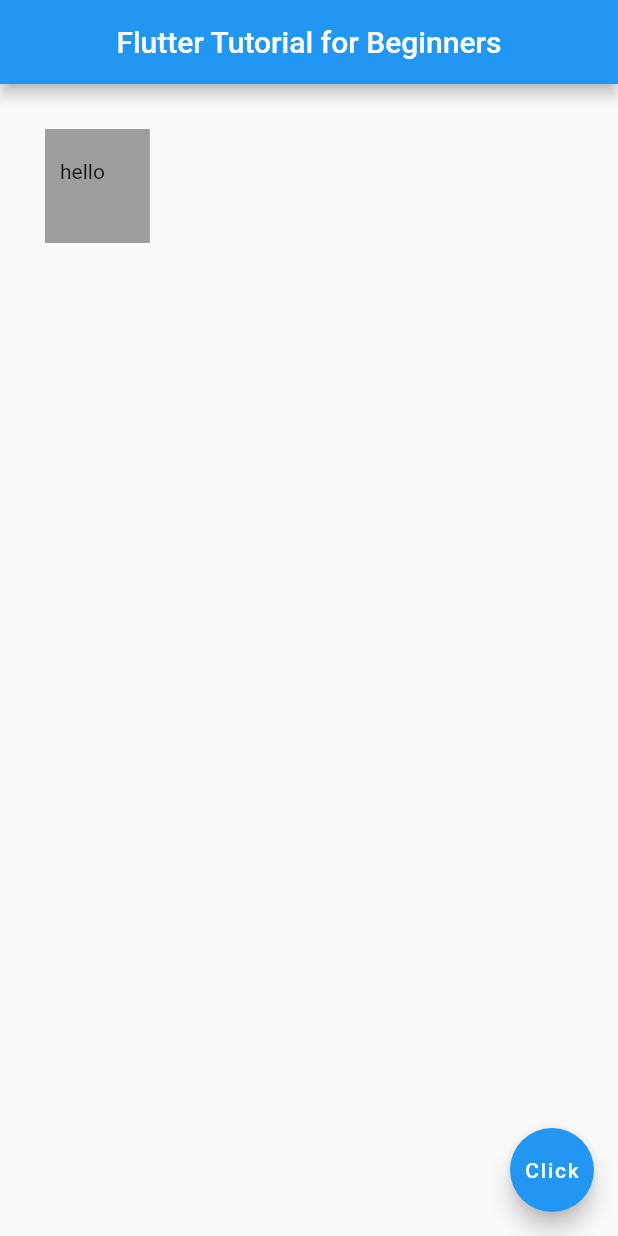
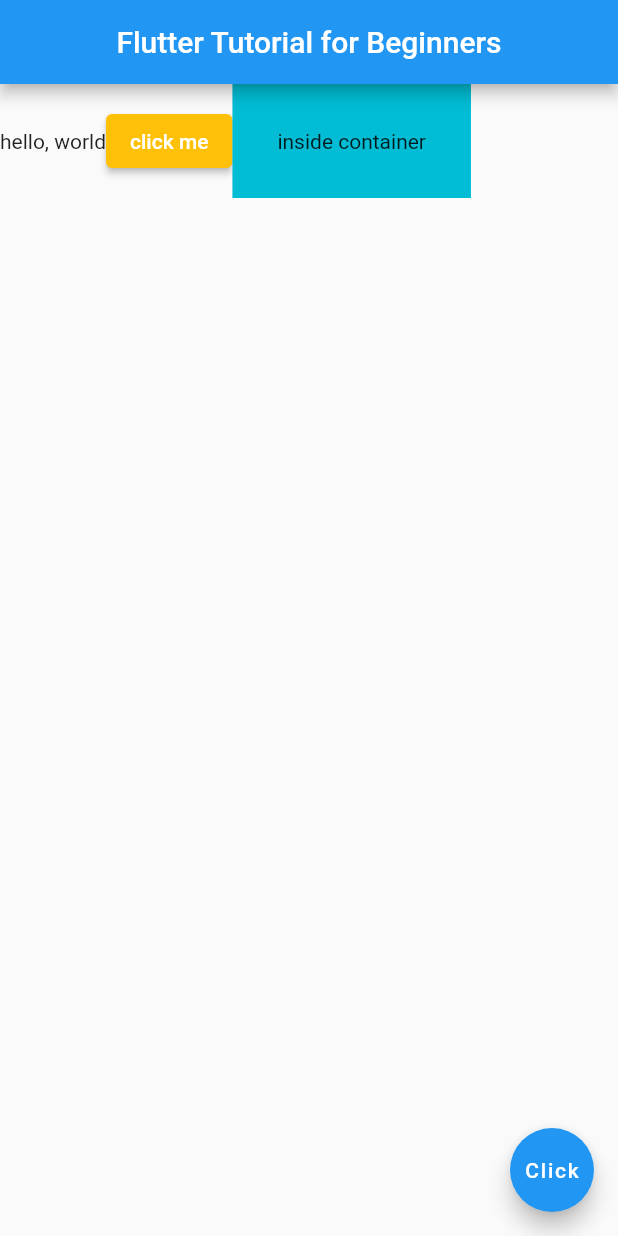
Before and after one commit to ChrisWongAtCUHK/flutter_tutorial_for_beginners, a Flutter app: the screen it shows after launch, on a phone screen of 412 x 824 dp. Run offline on Flutter 3.47's test engine with Material 2 defaults, Android fonts, the phone set to English and light mode, and no system bars.

Commit message:
Flutter Tutorial for Beginners #10 - Containers & Padding

```diff
--- a/lib/main.dart
+++ b/lib/main.dart
@@ -14,11 +14,22 @@ class Home extends StatelessWidget {
         title: const Text('Flutter Tutorial for Beginners'),
         centerTitle: true,
       ),
-      body: Container(
-        padding: const EdgeInsets.fromLTRB(10.0, 20.0, 30.0, 40.0),
-        margin: const EdgeInsets.all(30.0),
-        color: Colors.grey,
-        child: const Text('hello'),
+      body: Row(
+        children: <Widget>[
+          const Text('hello, world'),
+          ElevatedButton(
+            onPressed: () {},
+            style: const ButtonStyle(
+              backgroundColor: MaterialStatePropertyAll<Color>(Colors.amber),
+            ),
+            child: const Text('click me'),
+          ),
+          Container(
+            color: Colors.cyan,
+            padding: const EdgeInsets.all(30.0),
+            child: const Text('inside container'),
+          ),
+        ],
       ),
       floatingActionButton: FloatingActionButton(
         onPressed: () {},
```
Also changed, not shown: 1 other file.
